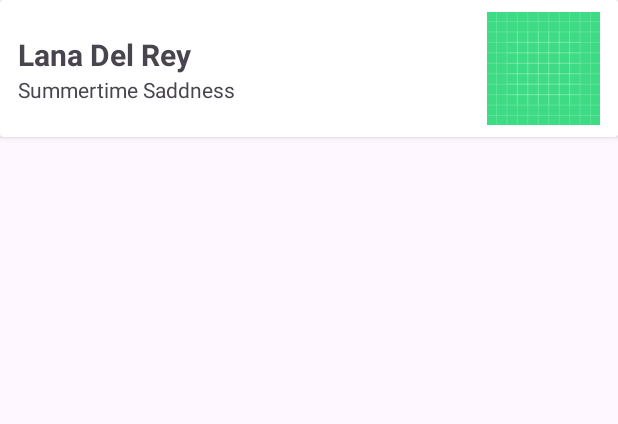
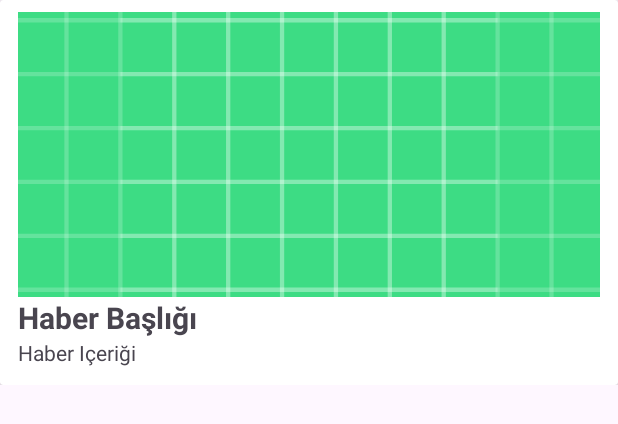
Before and after one commit to yusufaltunoymak/NewsApp, an Android app: the layout list_recycler_item.xml on its own in the app's theme, with its tools: preview values and no code run, on a phone screen of 412 x 824 dp. Shown: the top 424 px of the screen. Run offline under Robolectric (Android 15) with nearby library versions, the phone set to English and light mode, and no system bars.

Commit message:
News List Screen Done

```diff
--- a/app/src/main/AndroidManifest.xml
+++ b/app/src/main/AndroidManifest.xml
@@ -1,9 +1,11 @@
 <?xml version="1.0" encoding="utf-8"?>
 <manifest xmlns:android="http://schemas.android.com/apk/res/android"
     xmlns:tools="http://schemas.android.com/tools">
+    <uses-permission android:name="android.permission.INTERNET"/>
 
     <application
         android:allowBackup="true"
+        android:name=".MyApplication"
         android:dataExtractionRules="@xml/data_extraction_rules"
         android:fullBackupContent="@xml/backup_rules"
         android:icon="@drawable/news_logo"
--- a/app/src/main/java/com/example/newsapp/MainActivity.kt
+++ b/app/src/main/java/com/example/newsapp/MainActivity.kt
@@ -8,9 +8,12 @@ import androidx.core.view.WindowInsetsCompat
 import androidx.navigation.fragment.NavHostFragment
 import androidx.navigation.ui.NavigationUI
 import com.example.newsapp.databinding.ActivityMainBinding
+import dagger.hilt.android.AndroidEntryPoint
 
+@AndroidEntryPoint
 class MainActivity : AppCompatActivity() {
     private lateinit var binding: ActivityMainBinding
+
 
     override fun onCreate(savedInstanceState: Bundle?) {
         super.onCreate(savedInstanceState)
--- /dev/null
+++ b/app/src/main/java/com/example/newsapp/util/Constants.kt
@@ -0,0 +1,6 @@
+package com.example.newsapp.util
+
+object Constants {
+    const val BASE_URL = "https://newsapi.org/v2/"
+    const val API_KEY = "90f78b5e459f4557a6d285161db89387"
+}
--- a/app/src/main/res/layout/fragment_favorites.xml
+++ b/app/src/main/res/layout/fragment_favorites.xml
@@ -3,7 +3,7 @@
     xmlns:tools="http://schemas.android.com/tools"
     android:layout_width="match_parent"
     android:layout_height="match_parent"
-    tools:context=".presentation.ui.FavoritesFragment">
+    tools:context=".presentation.ui.favorites.FavoritesFragment">
 
     <!-- TODO: Update blank fragment layout -->
     <TextView
--- a/app/src/main/res/layout/fragment_news.xml
+++ b/app/src/main/res/layout/fragment_news.xml
@@ -4,7 +4,7 @@
     android:layout_width="match_parent"
     android:layout_height="match_parent"
     xmlns:app="http://schemas.android.com/apk/res-auto"
-    tools:context=".presentation.ui.NewsFragment">
+    tools:context=".presentation.ui.newslist.NewsFragment">
 
     <androidx.appcompat.widget.Toolbar
         android:id="@+id/newsToolbar"
--- a/app/src/main/res/layout/list_recycler_item.xml
+++ b/app/src/main/res/layout/list_recycler_item.xml
@@ -2,7 +2,7 @@
 <androidx.constraintlayout.widget.ConstraintLayout xmlns:android="http://schemas.android.com/apk/res/android"
     xmlns:tools="http://schemas.android.com/tools"
     android:layout_width="match_parent"
-    android:layout_height="match_parent"
+    android:layout_height="wrap_content"
     xmlns:app="http://schemas.android.com/apk/res-auto">
 
     <androidx.cardview.widget.CardView
@@ -21,14 +21,15 @@
 
             <ImageView
                 android:id="@+id/newsPosterImage"
-                android:layout_width="75dp"
-                android:layout_height="75dp"
+                android:layout_width="match_parent"
+                android:layout_height="190dp"
+                android:layout_marginStart="12dp"
                 android:layout_marginTop="8dp"
                 android:layout_marginEnd="12dp"
-                android:layout_marginBottom="8dp"
+                android:scaleType="centerCrop"
                 android:src="@drawable/ic_launcher_background"
-                app:layout_constraintBottom_toBottomOf="parent"
                 app:layout_constraintEnd_toEndOf="parent"
+                app:layout_constraintStart_toStartOf="parent"
                 app:layout_constraintTop_toTopOf="parent" />
 
             <TextView
@@ -39,14 +40,13 @@
                 android:layout_marginEnd="12dp"
                 android:ellipsize="end"
                 android:maxLines="1"
-                android:text="Lana Del Rey"
+                tools:text="Haber Başlığı"
                 android:textSize="20sp"
                 android:textStyle="bold"
                 app:layout_constraintBottom_toTopOf="@+id/newsContentText"
-                app:layout_constraintEnd_toStartOf="@+id/newsPosterImage"
-                app:layout_constraintHorizontal_bias="0.5"
+                app:layout_constraintEnd_toEndOf="parent"
                 app:layout_constraintStart_toStartOf="parent"
-                app:layout_constraintTop_toTopOf="parent"
+                app:layout_constraintTop_toBottomOf="@+id/newsPosterImage"
                 app:layout_constraintVertical_chainStyle="packed" />
 
             <TextView
@@ -54,15 +54,14 @@
                 android:layout_width="0dp"
                 android:layout_height="wrap_content"
                 android:layout_marginEnd="12dp"
+                android:layout_marginBottom="12dp"
                 android:ellipsize="end"
                 android:maxLines="5"
-                android:text="Summertime Saddness"
+                tools:text="Haber Içeriği"
                 android:textSize="14sp"
                 app:layout_constraintBottom_toBottomOf="parent"
-                app:layout_constraintEnd_toStartOf="@+id/newsPosterImage"
-                app:layout_constraintHorizontal_bias="0.5"
-                app:layout_constraintStart_toStartOf="@+id/newsHeaderText"
-                app:layout_constraintTop_toBottomOf="@+id/newsHeaderText" />
+                app:layout_constraintEnd_toEndOf="parent"
+                app:layout_constraintStart_toStartOf="@+id/newsHeaderText" />
 
         </androidx.constraintlayout.widget.ConstraintLayout>
     </androidx.cardview.widget.CardView>
--- a/app/src/main/res/navigation/nav_graph.xml
+++ b/app/src/main/res/navigation/nav_graph.xml
@@ -7,12 +7,12 @@
 
     <fragment
         android:id="@+id/newsFragment"
-        android:name="com.example.newsapp.presentation.ui.NewsFragment"
+        android:name="com.example.newsapp.presentation.ui.newslist.NewsFragment"
         android:label="fragment_news"
         tools:layout="@layout/fragment_news" />
     <fragment
         android:id="@+id/favoritesFragment"
-        android:name="com.example.newsapp.presentation.ui.FavoritesFragment"
+        android:name="com.example.newsapp.presentation.ui.favorites.FavoritesFragment"
         android:label="fragment_favorites"
         tools:layout="@layout/fragment_favorites" />
 </navigation>
```
Also changed, not shown: app/src/main/java/com/example/newsapp/MyApplication.kt (added, +8 -0 lines), app/src/main/java/com/example/newsapp/data/remote/NewsAPI.kt (added, +15 -0 lines), app/src/main/java/com/example/newsapp/data/repository/NewsRepositoryImpl.kt (added, +44 -0 lines), app/src/main/java/com/example/newsapp/domain/di/AppModule.kt (added, +40 -0 lines), app/src/main/java/com/example/newsapp/domain/repository/NewsRepository.kt (added, +9 -0 lines), app/src/main/java/com/example/newsapp/domain/usecase/GetNewsListUseCase.kt (added, +12 -0 lines), app/src/main/java/com/example/newsapp/presentation/ui/FavoritesFragment.kt (deleted, +0 -13 lines), app/src/main/java/com/example/newsapp/presentation/ui/favorites/FavoritesFragment.kt (renamed from app/src/main/java/com/example/newsapp/presentation/ui/NewsFragment.kt, +4 -3 lines), app/src/main/java/com/example/newsapp/presentation/ui/newslist/NewsFragment.kt (added, +47 -0 lines), app/src/main/java/com/example/newsapp/presentation/ui/newslist/NewsListAdapter.kt (added, +41 -0 lines), app/src/main/java/com/example/newsapp/presentation/ui/newslist/NewsListViewState.kt (added, +9 -0 lines), app/src/main/java/com/example/newsapp/presentation/ui/newslist/NewsViewModel.kt (added, +51 -0 lines).
